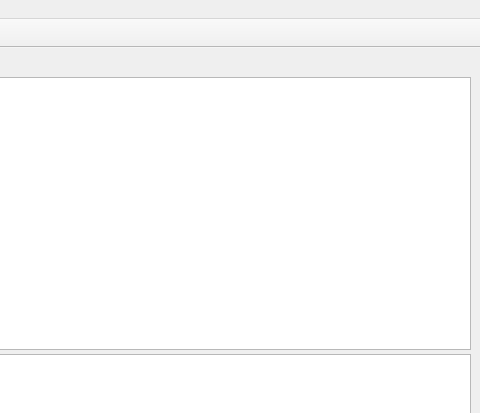
Old version of the form src/main-window.ui in the repository shundhammer/qdirstat; both pictures show x 677 to 1157 and y 0 to 413 of the 1157 by 650 pixel window.
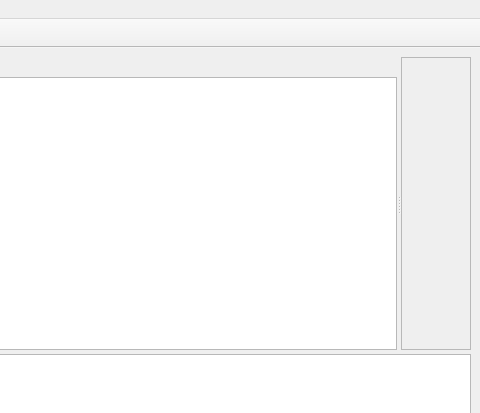
New version of the form. Icons and pictures are not drawn. Custom widgets are drawn as their Qt base class.

Commit message: Added file details view

Diff of the .ui file:
```diff
--- a/src/main-window.ui
+++ b/src/main-window.ui
@@ -25,6 +25,10 @@
       <property name="orientation">
        <enum>Qt::Vertical</enum>
       </property>
+      <widget class="QSplitter" name="topViewsSplitter">
+       <property name="orientation">
+        <enum>Qt::Horizontal</enum>
+       </property>
       <widget class="QWidget" name="treeViewContainer" native="true">
        <layout class="QVBoxLayout" name="treeViewLayout">
         <property name="leftMargin">
@@ -54,6 +58,22 @@
         </item>
        </layout>
       </widget>
+       <widget class="QScrollArea" name="fileDetailsScrollArea">
+        <property name="widgetResizable">
+         <bool>true</bool>
+        </property>
+        <widget class="QDirStat::FileDetailsView" name="fileDetailsView">
+         <property name="geometry">
+          <rect>
+           <x>0</x>
+           <y>0</y>
+           <width>520</width>
+           <height>289</height>
+          </rect>
+         </property>
+        </widget>
+       </widget>
+      </widget>
       <widget class="QDirStat::TreemapView" name="treemapView"/>
      </widget>
     </item>
@@ -670,6 +690,12 @@
    <extends>QLabel</extends>
    <header>BreadcrumbNavigator.h</header>
   </customwidget>
+  <customwidget>
+   <class>QDirStat::FileDetailsView</class>
+   <extends>QWidget</extends>
+   <header>FileDetailsView.h</header>
+   <container>1</container>
+  </customwidget>
  </customwidgets>
  <resources>
   <include location="icons.qrc"/>
```
Left out of the diff: 6 changed lines with no effect on the pictures. Lines whose indentation alone changed are shown as unchanged. The commit also changes 5 other files.
